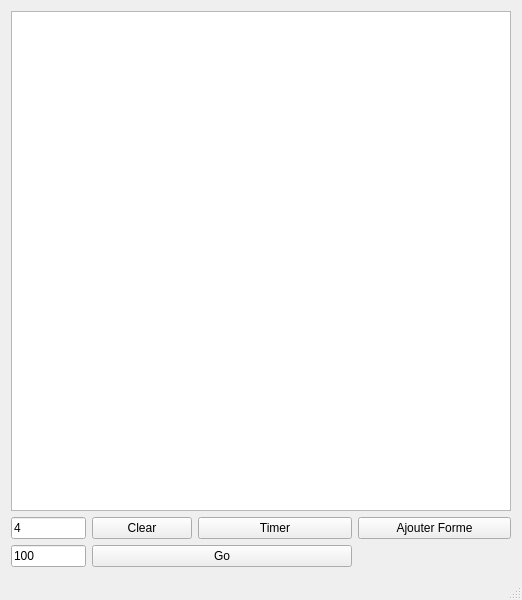
This is mainwindow.ui in joblobob/polyrhythm as Qt 5 draws it before an edit. The edited form follows.
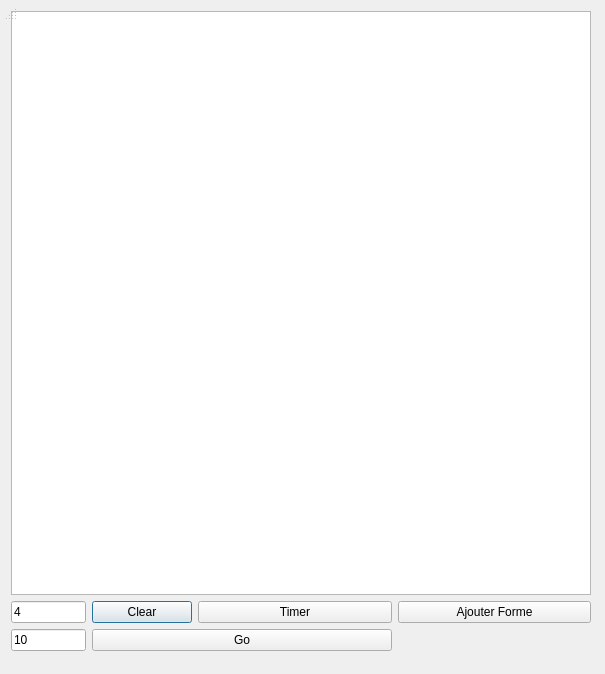
This is the edited form.

```diff
--- a/mainwindow.ui
+++ b/mainwindow.ui
@@ -1,19 +1,39 @@
 <?xml version="1.0" encoding="UTF-8"?>
 <ui version="4.0">
  <class>MainWindow</class>
- <widget class="QMainWindow" name="MainWindow">
+ <widget class="QDialog" name="MainWindow">
   <property name="geometry">
    <rect>
     <x>0</x>
     <y>0</y>
-    <width>518</width>
-    <height>596</height>
+    <width>605</width>
+    <height>674</height>
    </rect>
   </property>
+  <property name="minimumSize">
+   <size>
+    <width>0</width>
+    <height>0</height>
+   </size>
+  </property>
+  <property name="maximumSize">
+   <size>
+    <width>800</width>
+    <height>800</height>
+   </size>
+  </property>
   <property name="windowTitle">
    <string>MainWindow</string>
   </property>
   <widget class="QWidget" name="centralWidget">
+   <property name="geometry">
+    <rect>
+     <x>0</x>
+     <y>0</y>
+     <width>602</width>
+     <height>662</height>
+    </rect>
+   </property>
    <layout class="QGridLayout" name="gridLayout">
     <item row="1" column="0">
      <widget class="QLineEdit" name="lineEdit">
@@ -53,16 +73,22 @@
     </item>
     <item row="0" column="0" colspan="4">
      <widget class="QGraphicsView" name="graphicsView">
+      <property name="sizePolicy">
+       <sizepolicy hsizetype="MinimumExpanding" vsizetype="MinimumExpanding">
+        <horstretch>0</horstretch>
+        <verstretch>0</verstretch>
+       </sizepolicy>
+      </property>
       <property name="minimumSize">
        <size>
-        <width>500</width>
-        <height>500</height>
+        <width>0</width>
+        <height>0</height>
        </size>
       </property>
       <property name="maximumSize">
        <size>
-        <width>500</width>
-        <height>500</height>
+        <width>600</width>
+        <height>600</height>
        </size>
       </property>
       <property name="verticalScrollBarPolicy">
@@ -92,7 +118,7 @@
        <string>000</string>
       </property>
       <property name="text">
-       <string>100</string>
+       <string>10</string>
       </property>
      </widget>
     </item>
@@ -105,7 +131,16 @@
     </item>
    </layout>
   </widget>
-  <widget class="QStatusBar" name="statusBar"/>
+  <widget class="QStatusBar" name="statusBar">
+   <property name="geometry">
+    <rect>
+     <x>0</x>
+     <y>0</y>
+     <width>16</width>
+     <height>21</height>
+    </rect>
+   </property>
+  </widget>
  </widget>
  <layoutdefault spacing="6" margin="11"/>
  <resources/>
```
Left out of the diff: 6 changed lines with no effect on the pictures.
